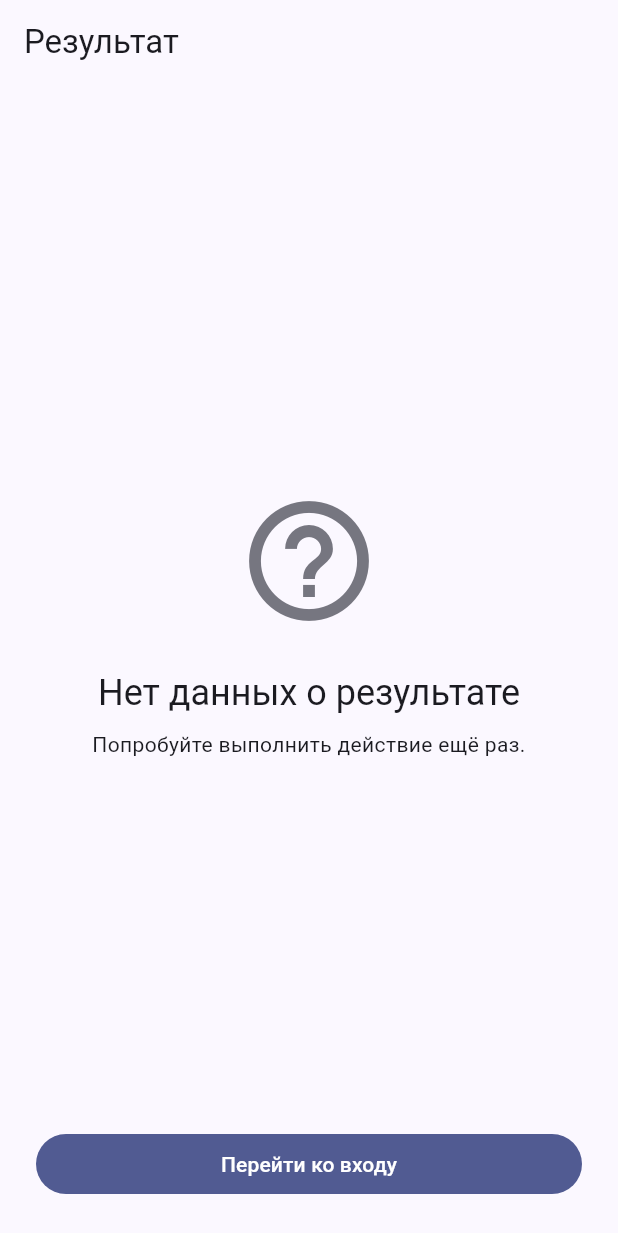
After one commit to sashok53011/Login-Template, a Flutter app: the ActionResultScreen screen opened by its route, on a phone screen of 412 x 824 dp. The commit adds this screen. Shown: the top 1233 px of the screen. Run offline on Flutter 3.47's test engine with Material 3 defaults, Android fonts, the phone set to English and light mode, and no system bars; our stand-ins replace dio, equatable, flutter_riverpod, flutter_secure_storage, go_router; accounts and stored records are empty.

Commit message:
feat: result screen after login and registration
- ActionResult + ActionResultProvider carry the outcome outside the widget
  tree, so a redirect firing mid-request cannot lose it
- ActionResultScreen (/register-result, /login-result) shows a success
  confirmation or a description of the error; registration also offers
  'Перейти к входу'
- Result routes are exempt from the auth redirect: a anonymous visitor can
  read a login failure, an authenticated one can read the confirmation
- Failures are pushed onto the stack so Back returns to the filled form
- Capture router/notifier before the first await: the form may be disposed
  by the redirect while the request is in flight
- Russian localisation of PocketBase error messages and field validation
  details (Failed to authenticate -> Неверный email или пароль, ...)
- 5 widget tests for the result screen

```diff
--- /dev/null
+++ b/lib/models/action_result.dart
@@ -0,0 +1,38 @@
+/// Which action produced the outcome shown on the result screen.
+enum ActionKind { register, login }
+
+/// A single label/value pair shown on the result screen.
+class ResultRow {
+  const ResultRow({required this.label, required this.value});
+
+  final String label;
+  final String value;
+}
+
+/// Outcome of the last register / login attempt.
+///
+/// Written to [actionResultProvider] before navigating so that route
+/// redirects (which run asynchronously) cannot lose it.
+class ActionResult {
+  const ActionResult({
+    required this.success,
+    required this.kind,
+    required this.message,
+    this.description,
+    this.rows = const <ResultRow>[],
+  });
+
+  /// `true` when the action completed, `false` for a failure.
+  final bool success;
+
+  final ActionKind kind;
+
+  /// Headline, e.g. «Регистрация прошла успешно».
+  final String message;
+
+  /// Supporting text: what happened next, or the error description.
+  final String? description;
+
+  /// Identity details (email / username / id) shown as a card.
+  final List<ResultRow> rows;
+}
--- /dev/null
+++ b/lib/providers/action_result_provider.dart
@@ -0,0 +1,10 @@
+import 'package:flutter_riverpod/flutter_riverpod.dart';
+
+import '../models/action_result.dart';
+
+/// Result of the last register / login attempt, read by the result screen.
+///
+/// It lives outside the widget tree on purpose: go_router may redirect the
+/// form screen away before it can navigate, so the outcome has to survive
+/// the widget being disposed.
+final actionResultProvider = StateProvider<ActionResult?>((ref) => null);
--- /dev/null
+++ b/lib/screens/action_result_screen.dart
@@ -0,0 +1,248 @@
+import 'package:flutter/material.dart';
+import 'package:flutter_riverpod/flutter_riverpod.dart';
+import 'package:go_router/go_router.dart';
+
+import '../models/action_result.dart';
+import '../providers/action_result_provider.dart';
+
+/// Shown right after a register or login attempt.
+///
+/// Always displays the outcome of the action:
+///  * a confirmation that everything went fine, or
+///  * a description of what went wrong.
+///
+/// For registration the screen also offers to go to the login form.
+class ActionResultScreen extends ConsumerWidget {
+  const ActionResultScreen({super.key});
+
+  @override
+  Widget build(BuildContext context, WidgetRef ref) {
+    final theme = Theme.of(context);
+    final scheme = theme.colorScheme;
+    final result = ref.watch(actionResultProvider);
+
+    // Deep link or process death: nothing to report.
+    if (result == null) {
+      return _fallback(context);
+    }
+
+    final color = result.success ? scheme.primary : scheme.error;
+    final primary = _primaryFor(context, result);
+    final secondary = _secondaryFor(context, result);
+    final description = result.description?.trim() ?? '';
+
+    return Scaffold(
+      appBar: AppBar(
+        title: Text(result.kind == ActionKind.register ? 'Регистрация' : 'Вход'),
+      ),
+      body: SafeArea(
+        child: SingleChildScrollView(
+          padding: const EdgeInsets.all(24),
+          child: ConstrainedBox(
+            constraints: BoxConstraints(
+              minHeight: MediaQuery.of(context).size.height -
+                  MediaQuery.of(context).padding.vertical -
+                  kToolbarHeight -
+                  48,
+            ),
+            child: Column(
+              mainAxisAlignment: MainAxisAlignment.center,
+              crossAxisAlignment: CrossAxisAlignment.stretch,
+              children: <Widget>[
+                Icon(
+                  result.success
+                      ? Icons.check_circle_outline
+                      : Icons.error_outline,
+                  size: 96,
+                  color: color,
+                ),
+                const SizedBox(height: 24),
+                Text(
+                  result.message,
+                  textAlign: TextAlign.center,
+                  style: theme.textTheme.headlineSmall,
+                ),
+                if (description.isNotEmpty && result.success) ...<Widget>[
+                  const SizedBox(height: 8),
+                  Text(
+                    description,
+                    textAlign: TextAlign.center,
+                    style: theme.textTheme.bodyMedium,
+                  ),
+                ],
+                if (description.isNotEmpty && !result.success) ...<Widget>[
+                  const SizedBox(height: 16),
+                  Container(
+                    width: double.infinity,
+                    padding: const EdgeInsets.all(12),
+                    decoration: BoxDecoration(
+                      color: scheme.errorContainer,
+                      borderRadius: BorderRadius.circular(8),
+                    ),
+                    child: Row(
+                      crossAxisAlignment: CrossAxisAlignment.start,
+                      children: <Widget>[
+                        Icon(
+                          Icons.info_outline,
+                          color: scheme.onErrorContainer,
+                          size: 20,
+                        ),
+                        const SizedBox(width: 8),
+                        Expanded(
+                          child: Text(
+                            description,
+                            style: TextStyle(color: scheme.onErrorContainer),
+                          ),
+                        ),
+                      ],
+                    ),
+                  ),
+                ],
+                if (result.rows.isNotEmpty) ...<Widget>[
+                  const SizedBox(height: 24),
+                  Card(
+                    child: Padding(
+                      padding: const EdgeInsets.all(16),
+                      child: Column(
+                        children: result.rows
+                            .map((ResultRow row) => _Row(
+                                  label: row.label,
+                                  value: row.value,
+                                ))
+                            .toList(),
+                      ),
+                    ),
+                  ),
+                ],
+                const SizedBox(height: 32),
+                FilledButton(
+                  onPressed: primary.onTap,
+                  child: Text(primary.label),
+                ),
+                if (secondary != null) ...<Widget>[
+                  const SizedBox(height: 8),
+                  TextButton(
+                    onPressed: secondary.onTap,
+                    child: Text(secondary.label),
+                  ),
+                ],
+              ],
+            ),
+          ),
+        ),
+      ),
+    );
+  }
+
+  Widget _fallback(BuildContext context) {
+    final theme = Theme.of(context);
+    return Scaffold(
+      appBar: AppBar(title: const Text('Результат')),
+      body: SafeArea(
+        child: Padding(
+          padding: const EdgeInsets.all(24),
+          child: Column(
+            crossAxisAlignment: CrossAxisAlignment.stretch,
+            children: <Widget>[
+              const Spacer(),
+              Icon(
+                Icons.help_outline,
+                size: 96,
+                color: theme.colorScheme.outline,
+              ),
+              const SizedBox(height: 24),
+              Text(
+                'Нет данных о результате',
+                textAlign: TextAlign.center,
+                style: theme.textTheme.headlineSmall,
+              ),
+              const SizedBox(height: 8),
+              Text(
+                'Попробуйте выполнить действие ещё раз.',
+                textAlign: TextAlign.center,
+                style: theme.textTheme.bodyMedium,
+              ),
+              const Spacer(),
+              FilledButton(
+                onPressed: () => GoRouter.of(context).go('/login'),
+                child: const Text('Перейти ко входу'),
+              ),
+            ],
+          ),
+        ),
+      ),
+    );
+  }
+
+  /// Main button: continue after success, retry after a failure.
+  _Action _primaryFor(BuildContext context, ActionResult result) {
+    final router = GoRouter.of(context);
+
+    if (result.kind == ActionKind.register) {
+      if (result.success) {
+        return _Action('Перейти к входу', () => router.go('/login'));
+      }
+      return _Action(
+        'Попробовать снова',
+        () => router.canPop() ? router.pop() : router.go('/register'),
+      );
+    }
+
+    if (result.success) {
+      return _Action('Перейти в профиль', () => router.go('/home'));
+    }
+    return _Action(
+      'Попробовать снова',
+      () => router.canPop() ? router.pop() : router.go('/login'),
+    );
+  }
+
+  /// Secondary action: registration always offers to go to the login form.
+  _Action? _secondaryFor(BuildContext context, ActionResult result) {
+    final router = GoRouter.of(context);
+
+    if (result.kind == ActionKind.register) {
+      return result.success
+          ? _Action('Создать ещё один аккаунт', () => router.go('/register'))
+          : _Action('Перейти к входу', () => router.go('/login'));
+    }
+
+    return result.success
+        ? null
+        : _Action('Создать аккаунт', () => router.go('/register'));
+  }
+}
+
+/// Label/value pair from [ActionResult.rows].
+class _Row extends StatelessWidget {
+  const _Row({required this.label, required this.value});
+
+  final String label;
+  final String value;
+
+  @override
+  Widget build(BuildContext context) {
+    final theme = Theme.of(context);
+    return Padding(
+      padding: const EdgeInsets.symmetric(vertical: 4),
+      child: Row(
+        crossAxisAlignment: CrossAxisAlignment.start,
+        children: <Widget>[
+          SizedBox(
+            width: 88,
+            child: Text(label, style: theme.textTheme.bodySmall),
+          ),
+          Expanded(child: Text(value, style: theme.textTheme.bodyMedium)),
+        ],
+      ),
+    );
+  }
+}
+
+/// A button on the result screen.
+class _Action {
+  const _Action(this.label, this.onTap);
+
+  final String label;
+  final VoidCallback onTap;
+}
```
Also changed, not shown: lib/main.dart (+23 -15 lines), lib/providers/auth_provider.dart (+5 -3 lines), lib/screens/login_screen.dart (+36 -9 lines), lib/screens/register_screen.dart (+48 -62 lines), lib/screens/register_success_screen.dart (deleted, +0 -102 lines), lib/services/auth_service.dart (+88 -9 lines), 4 other files.
